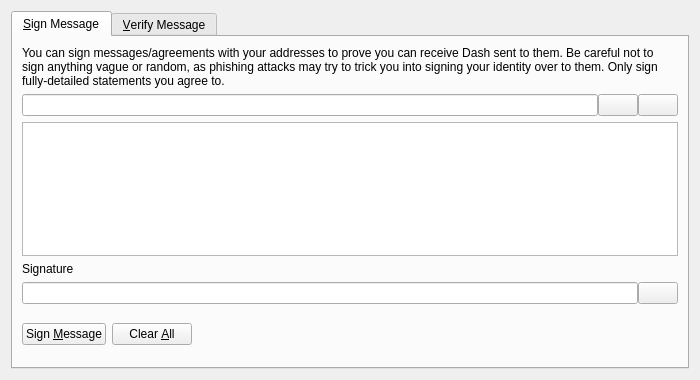
puzcoin/test1, file src/qt/forms/signverifymessagedialog.ui: the form before one commit.
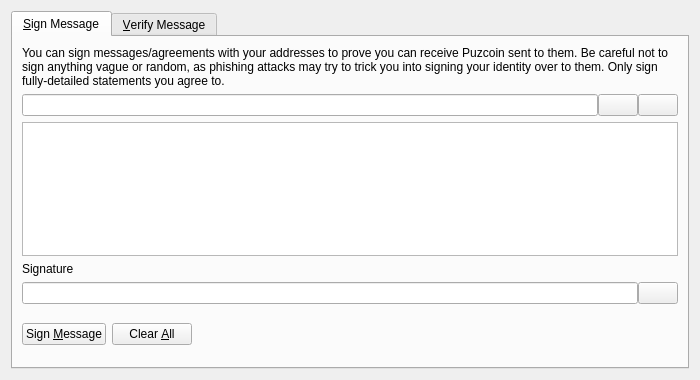
The form after the commit. Custom widgets are drawn as their Qt base class.

What changed in the file:
```diff
--- a/src/qt/forms/signverifymessagedialog.ui
+++ b/src/qt/forms/signverifymessagedialog.ui
@@ -30,7 +30,7 @@
        <item>
         <widget class="QLabel" name="infoLabel_SM">
          <property name="text">
-          <string>You can sign messages/agreements with your addresses to prove you can receive Dash sent to them. Be careful not to sign anything vague or random, as phishing attacks may try to trick you into signing your identity over to them. Only sign fully-detailed statements you agree to.</string>
+          <string>You can sign messages/agreements with your addresses to prove you can receive Puzcoin sent to them. Be careful not to sign anything vague or random, as phishing attacks may try to trick you into signing your identity over to them. Only sign fully-detailed statements you agree to.</string>
          </property>
          <property name="textFormat">
           <enum>Qt::PlainText</enum>
```
Left out of the diff: 8 changed lines with no effect on the pictures.
